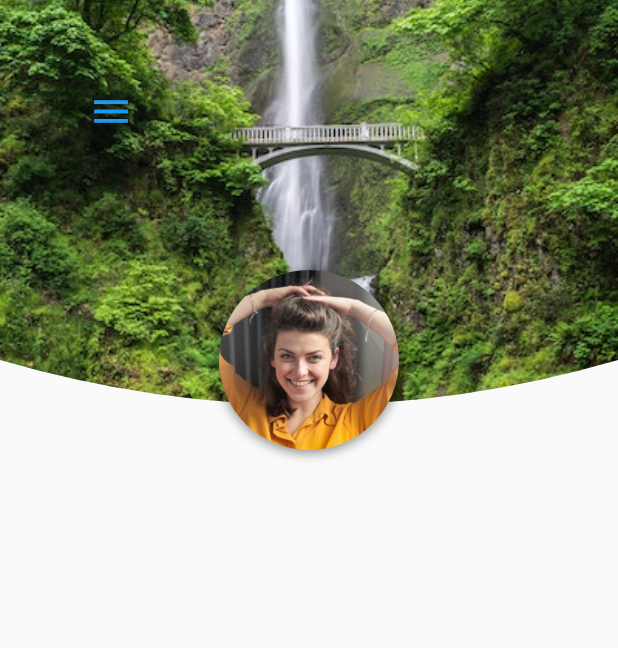
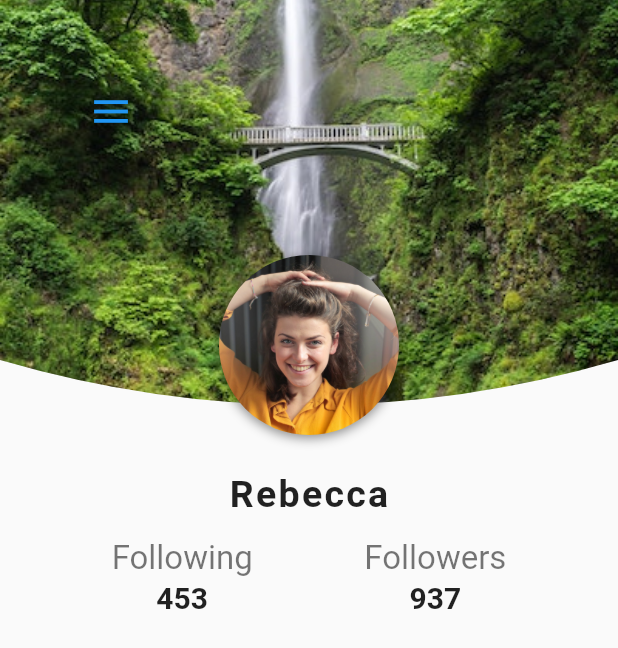
Before and after one commit to Allename/flutter_social_ui, a Flutter app: the ProfileScreen screen opened directly, on a phone screen of 412 x 824 dp. Shown: the top 648 px of the screen. Run offline on Flutter 3.47's test engine with Material 2 defaults, Android fonts, the phone set to English and light mode, and no system bars.

Commit message:
feat: update

```diff
--- a/lib/screens/profile_screen.dart
+++ b/lib/screens/profile_screen.dart
@@ -46,7 +46,7 @@ class _ProfileScreenState extends State<ProfileScreen> {
                   ),
                 ),
                 Positioned(
-                  bottom: 0.0,
+                  bottom: 10.0,
                   child: Container(
                     decoration: BoxDecoration(
                       shape: BoxShape.circle,
@@ -70,6 +70,60 @@ class _ProfileScreenState extends State<ProfileScreen> {
                 ),
               ],
             ),
+            Padding(
+              padding: EdgeInsets.all(15.0),
+              child: Text(
+                widget.user.name,
+                style: TextStyle(
+                  fontSize: 25.0,
+                  fontWeight: FontWeight.bold,
+                  letterSpacing: 1.5,
+                ),
+              ),
+            ),
+            Row(
+              mainAxisAlignment: MainAxisAlignment.spaceEvenly,
+              children: <Widget>[
+                Column(
+                  children: <Widget>[
+                    Text(
+                      'Following',
+                      style: TextStyle(
+                        color: Colors.black54,
+                        fontSize: 22.0,
+                      ),
+                    ),
+                    SizedBox(height: 2.0),
+                    Text(
+                      widget.user.following.toString(),
+                      style: TextStyle(
+                        fontSize: 20.0,
+                        fontWeight: FontWeight.w600,
+                      ),
+                    ),
+                  ],
+                ),
+                Column(
+                  children: <Widget>[
+                    Text(
+                      'Followers',
+                      style: TextStyle(
+                        color: Colors.black54,
+                        fontSize: 22.0,
+                      ),
+                    ),
+                    SizedBox(height: 2.0),
+                    Text(
+                      widget.user.followers.toString(),
+                      style: TextStyle(
+                        fontSize: 20.0,
+                        fontWeight: FontWeight.w600,
+                      ),
+                    ),
+                  ],
+                ),
+              ],
+            ),
           ],
         ),
       ),
```
